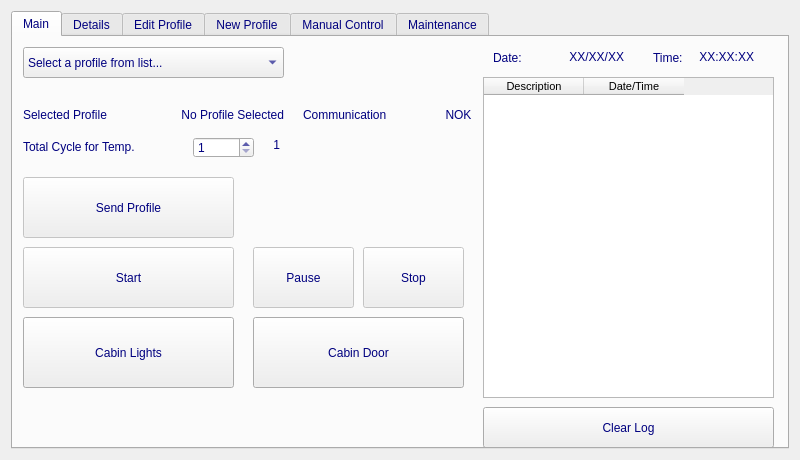
This is mainwindow.ui in gokselsahin/inDetail as Qt 5 draws it before an edit. The edited form follows.
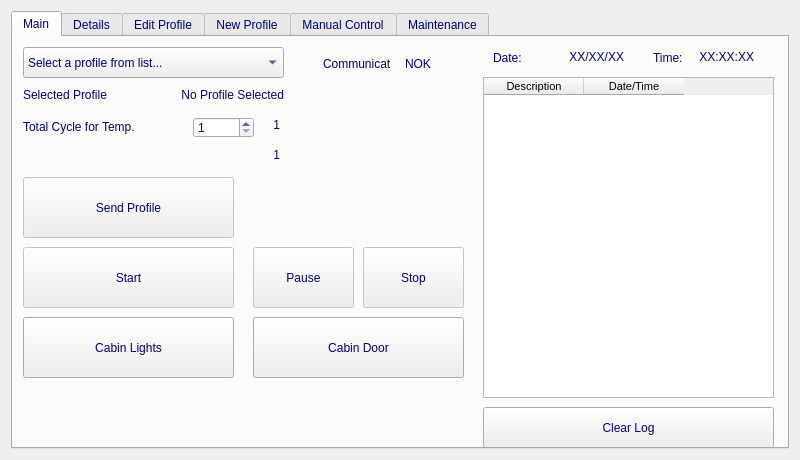
This is the edited form. The open tabs and pages were chosen to show the change. Icons and pictures are not drawn. Custom widgets are drawn as their Qt base class.

Patch:
```diff
--- a/mainwindow.ui
+++ b/mainwindow.ui
@@ -123,19 +123,6 @@
        <attribute name="title">
         <string>Main</string>
        </attribute>
-       <widget class="QLabel" name="label_57">
-        <property name="geometry">
-         <rect>
-          <x>290</x>
-          <y>70</y>
-          <width>131</width>
-          <height>16</height>
-         </rect>
-        </property>
-        <property name="text">
-         <string>Communication</string>
-        </property>
-       </widget>
        <widget class="QLabel" name="label_65">
         <property name="geometry">
          <rect>
@@ -165,22 +152,6 @@
          <set>Qt::AlignRight|Qt::AlignTrailing|Qt::AlignVCenter</set>
         </property>
        </widget>
-       <widget class="QLabel" name="laCommErr">
-        <property name="geometry">
-         <rect>
-          <x>430</x>
-          <y>70</y>
-          <width>31</width>
-          <height>16</height>
-         </rect>
-        </property>
-        <property name="text">
-         <string>NOK</string>
-        </property>
-        <property name="alignment">
-         <set>Qt::AlignCenter</set>
-        </property>
-       </widget>
        <widget class="QLabel" name="laTime">
         <property name="geometry">
          <rect>
@@ -229,7 +200,7 @@
           <x>10</x>
           <y>280</y>
           <width>211</width>
-          <height>71</height>
+          <height>61</height>
          </rect>
         </property>
         <property name="text">
@@ -402,7 +373,7 @@
         <property name="geometry">
          <rect>
           <x>10</x>
-          <y>100</y>
+          <y>80</y>
           <width>161</width>
           <height>20</height>
          </rect>
@@ -415,7 +386,7 @@
         <property name="geometry">
          <rect>
           <x>180</x>
-          <y>100</y>
+          <y>80</y>
           <width>61</width>
           <height>21</height>
          </rect>
@@ -481,7 +452,7 @@
         <property name="geometry">
          <rect>
           <x>130</x>
-          <y>70</y>
+          <y>50</y>
           <width>141</width>
           <height>16</height>
          </rect>
@@ -497,7 +468,7 @@
         <property name="geometry">
          <rect>
           <x>10</x>
-          <y>70</y>
+          <y>50</y>
           <width>121</width>
           <height>16</height>
          </rect>
@@ -529,7 +500,7 @@
         <property name="geometry">
          <rect>
           <x>220</x>
-          <y>100</y>
+          <y>80</y>
           <width>47</width>
           <height>16</height>
          </rect>
@@ -547,7 +518,7 @@
           <x>240</x>
           <y>280</y>
           <width>211</width>
-          <height>71</height>
+          <height>61</height>
          </rect>
         </property>
         <property name="text">
@@ -557,6 +528,69 @@
          <bool>true</bool>
         </property>
        </widget>
+       <widget class="QLabel" name="laTTestElepsedSecond">
+        <property name="geometry">
+         <rect>
+          <x>220</x>
+          <y>110</y>
+          <width>47</width>
+          <height>16</height>
+         </rect>
+        </property>
+        <property name="text">
+         <string>1</string>
+        </property>
+        <property name="alignment">
+         <set>Qt::AlignRight|Qt::AlignTrailing|Qt::AlignVCenter</set>
+        </property>
+       </widget>
+       <widget class="QWidget" name="">
+        <property name="geometry">
+         <rect>
+          <x>300</x>
+          <y>10</y>
+          <width>128</width>
+          <height>33</height>
+         </rect>
+        </property>
+        <layout class="QHBoxLayout" name="horizontalLayout" stretch="12,12">
+         <property name="spacing">
+          <number>15</number>
+         </property>
+         <property name="sizeConstraint">
+          <enum>QLayout::SetDefaultConstraint</enum>
+         </property>
+         <property name="leftMargin">
+          <number>10</number>
+         </property>
+         <property name="topMargin">
+          <number>10</number>
+         </property>
+         <property name="rightMargin">
+          <number>10</number>
+         </property>
+         <property name="bottomMargin">
+          <number>10</number>
+         </property>
+         <item>
+          <widget class="QLabel" name="label_57">
+           <property name="text">
+            <string>Communication</string>
+           </property>
+          </widget>
+         </item>
+         <item>
+          <widget class="QLabel" name="laCommErr">
+           <property name="text">
+            <string>NOK</string>
+           </property>
+           <property name="alignment">
+            <set>Qt::AlignCenter</set>
+           </property>
+          </widget>
+         </item>
+        </layout>
+       </widget>
       </widget>
       <widget class="QWidget" name="tab_Details">
        <property name="autoFillBackground">
```
Left out of the diff: 70 changed lines with no effect on the pictures.
